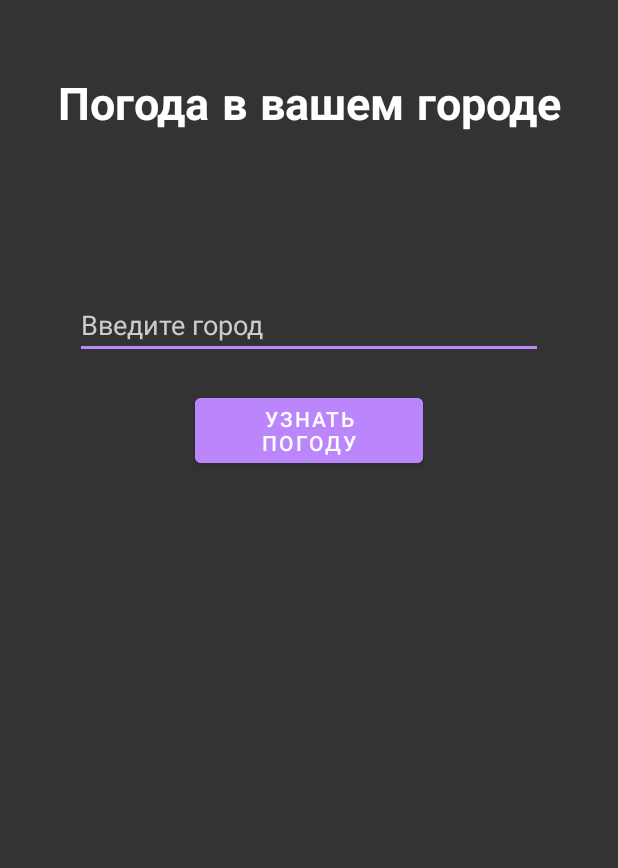
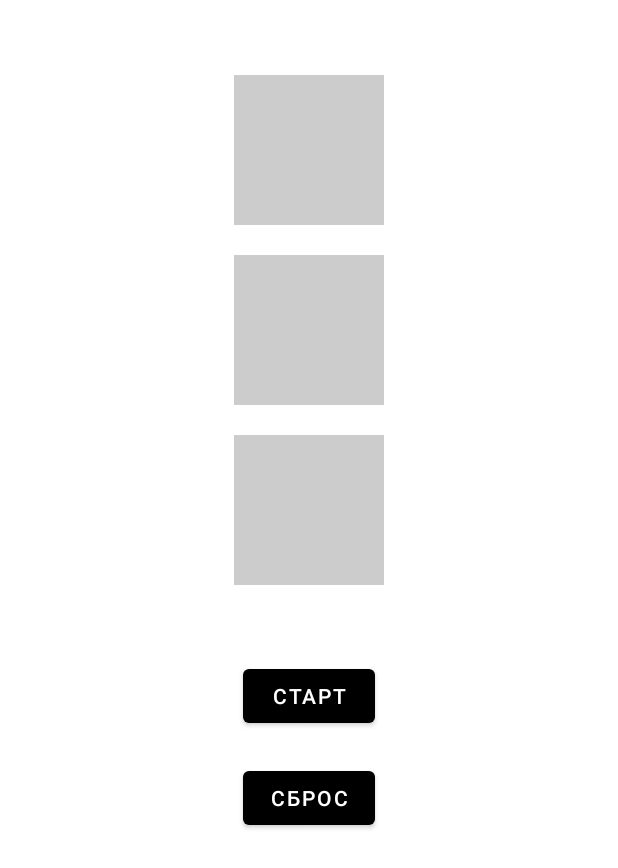
Before and after one commit to paxarpp/android, an Android app: the screen it shows after launch (MainActivity), on a phone screen of 412 x 824 dp. Shown: the top 868 px of the screen. Run offline under Robolectric (Android 15) with nearby library versions, the phone set to English and light mode, and no system bars; Roboto replaces fonts that are not available here.

Commit message:
fix warning

```diff
--- a/app/src/main/res/layout/activity_main.xml
+++ b/app/src/main/res/layout/activity_main.xml
@@ -4,53 +4,57 @@
     xmlns:tools="http://schemas.android.com/tools"
     android:layout_width="match_parent"
     android:layout_height="match_parent"
-    android:background="@color/colorPrimary"
+    android:background="@color/white"
     tools:context=".MainActivity">
 
-    <TextView
-        android:id="@+id/logo"
-        android:layout_width="match_parent"
-        android:layout_height="wrap_content"
-        android:fontFamily="@font/montserrat_bold"
-        android:text="@string/logo"
-        android:layout_marginTop="50sp"
-        android:textAlignment="center"
-        android:textColor="@color/white"
-        android:textSize="30sp" />
+    <LinearLayout
+        android:id="@+id/green"
+        android:layout_width="100dp"
+        android:layout_height="100dp"
+        android:background="@color/gray"
+        android:layout_marginTop="50dp"
+        android:layout_centerHorizontal="true"
+        android:orientation="horizontal"/>
 
-    <EditText
-        android:id="@+id/user_field"
-        android:layout_width="match_parent"
-        android:layout_height="wrap_content"
-        android:ems="10"
-        android:inputType="textPersonName"
-        android:layout_below="@id/logo"
-        android:backgroundTint="@color/purple_200"
-        android:layout_marginTop="100sp"
-        android:layout_marginHorizontal="50sp"
-        android:textColor="@color/white"
-        android:textColorHint="@color/textColorHint"
-        android:hint="@string/hint_user_field" />
+    <LinearLayout
+        android:id="@+id/yellow"
+        android:layout_width="100dp"
+        android:layout_height="100dp"
+        android:background="@color/gray"
+        android:layout_marginTop="20dp"
+        android:layout_below="@+id/green"
+        android:layout_centerHorizontal="true"
+        android:orientation="horizontal"/>
+
+    <LinearLayout
+        android:id="@+id/red"
+        android:layout_width="100dp"
+        android:layout_height="100dp"
+        android:background="@color/gray"
+        android:layout_marginTop="20dp"
+        android:layout_below="@+id/yellow"
+        android:layout_centerHorizontal="true"
+        android:orientation="horizontal"/>
 
     <Button
-        android:id="@+id/main_btn"
-        android:layout_below="@id/user_field"
-        android:layout_marginTop="20sp"
-        android:layout_marginHorizontal="130sp"
-        android:backgroundTint="@color/purple_200"
-        android:text="@string/main_btn"
-        android:layout_width="match_parent"
-        android:layout_height="wrap_content" />
+        android:id="@+id/button"
+        android:layout_width="wrap_content"
+        android:layout_height="wrap_content"
+        android:layout_below="@+id/red"
+        android:layout_centerHorizontal="true"
+        android:layout_marginTop="50dp"
+        android:orientation="horizontal"
+        android:text="@string/start"
+        android:onClick="onClickStart"/>
 
-    <TextView
-        android:id="@+id/result_info"
-        android:layout_width="match_parent"
+    <Button
+        android:id="@+id/button_reset"
+        android:layout_width="wrap_content"
         android:layout_height="wrap_content"
-        android:layout_below="@id/main_btn"
-        android:fontFamily="@font/montserrat_bold"
-        android:layout_marginTop="50sp"
-        android:textAlignment="center"
-        android:textColor="@color/textColorHint"
-        android:textSize="40sp" />
-
+        android:layout_below="@+id/button"
+        android:layout_centerHorizontal="true"
+        android:layout_marginTop="20dp"
+        android:orientation="horizontal"
+        android:text="@string/reset"
+        android:onClick="onClickReset"/>
 </RelativeLayout>
--- a/app/src/main/res/values/colors.xml
+++ b/app/src/main/res/values/colors.xml
@@ -1,12 +1,12 @@
 <?xml version="1.0" encoding="utf-8"?>
 <resources>
-    <color name="colorPrimary">#333</color>
-    <color name="purple_200">#FFBB86FC</color>
-    <color name="purple_500">#FF6200EE</color>
-    <color name="purple_700">#FF3700B3</color>
+    <color name="green">#FF00FF0A</color>
+    <color name="yellow">#FFFFE500</color>
+    <color name="red">#FFFF0000</color>
+    <color name="black">#FF000000</color>
+    <color name="white">#FFFFFFFF</color>
+    <color name="gray">#ccc</color>
     <color name="teal_200">#FF03DAC5</color>
     <color name="teal_700">#FF018786</color>
-    <color name="black">#FF000000</color>
-    <color name="white">#FFFFFFFF</color>
-    <color name="textColorHint">#ccc</color>
+    <color name="dark">#1A237E</color>
 </resources>
--- a/app/src/main/res/values/strings.xml
+++ b/app/src/main/res/values/strings.xml
@@ -1,8 +1,6 @@
 <resources>
-    <string name="app_name">Weather App</string>
-    <string name="logo">Погода в вашем городе</string>
-    <string name="hint_user_field">Введите город</string>
-    <string name="main_btn">Узнать погоду</string>
-    <string name="no_user_input">Введите город</string>
-    <string name="wait">Ожидайте...</string>
+    <string name="app_name">Color App</string>
+    <string name="start">Старт</string>
+    <string name="stop">Стоп</string>
+    <string name="reset">Сброс</string>
 </resources>
```
Also changed, not shown: app/src/main/java/com/example/weatherapp/MainActivity.java (+64 -83 lines).
